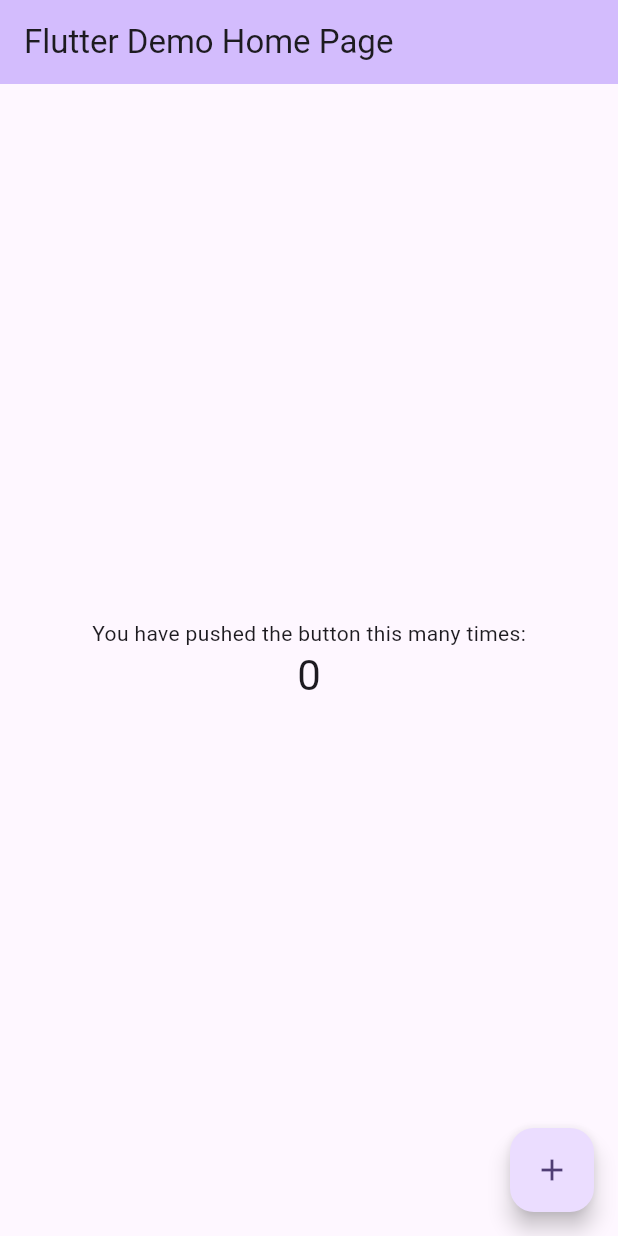
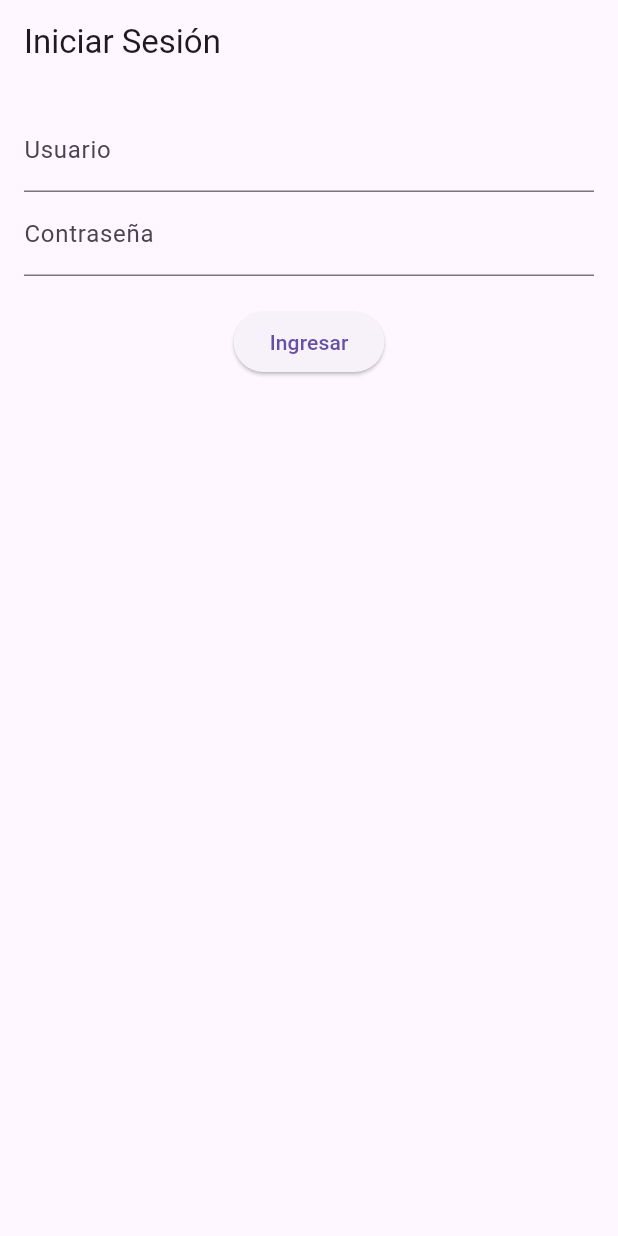
Before and after one commit to Pamplii17/TFG-GestorDeTareasMoodle, a Flutter app: the screen it shows after launch, on a phone screen of 412 x 824 dp. Run offline on Flutter 3.47's test engine with Material 3 defaults, Android fonts, the phone set to English and light mode, and no system bars.

Commit message:
Update Repository

```diff
--- /dev/null
+++ b/gestor_tareas_moodle/lib/app.dart
@@ -0,0 +1,19 @@
+import 'package:flutter/material.dart';
+import 'package:gestor_tareas_moodle/screens/login.dart';
+
+class MyApp extends StatelessWidget {
+  @override
+  Widget build(BuildContext context) {
+    return MaterialApp(
+      title: 'Gestor Tareas UBU',
+      theme: ThemeData(
+
+      ),
+      initialRoute: '/',
+      routes: {
+        '/': (context) => LoginScreen(),
+        //'/home': (context) => HomeScreen(),
+      },
+    );
+  }
+}
--- a/gestor_tareas_moodle/lib/main.dart
+++ b/gestor_tareas_moodle/lib/main.dart
@@ -1,125 +1,6 @@
 import 'package:flutter/material.dart';
+import 'package:gestor_tareas_moodle/app.dart';
 
 void main() {
-  runApp(const MyApp());
+  runApp(MyApp());
 }
-
-class MyApp extends StatelessWidget {
-  const MyApp({super.key});
-
-  // This widget is the root of your application.
-  @override
-  Widget build(BuildContext context) {
-    return MaterialApp(
-      title: 'Flutter Demo',
-      theme: ThemeData(
-        // This is the theme of your application.
-        //
-        // TRY THIS: Try running your application with "flutter run". You'll see
-        // the application has a purple toolbar. Then, without quitting the app,
-        // try changing the seedColor in the colorScheme below to Colors.green
-        // and then invoke "hot reload" (save your changes or press the "hot
-        // reload" button in a Flutter-supported IDE, or press "r" if you used
-        // the command line to start the app).
-        //
-        // Notice that the counter didn't reset back to zero; the application
-        // state is not lost during the reload. To reset the state, use hot
-        // restart instead.
-        //
-        // This works for code too, not just values: Most code changes can be
-        // tested with just a hot reload.
-        colorScheme: ColorScheme.fromSeed(seedColor: Colors.deepPurple),
-        useMaterial3: true,
-      ),
-      home: const MyHomePage(title: 'Flutter Demo Home Page'),
-    );
-  }
-}
-
-class MyHomePage extends StatefulWidget {
-  const MyHomePage({super.key, required this.title});
-
-  // This widget is the home page of your application. It is stateful, meaning
-  // that it has a State object (defined below) that contains fields that affect
-  // how it looks.
-
-  // This class is the configuration for the state. It holds the values (in this
-  // case the title) provided by the parent (in this case the App widget) and
-  // used by the build method of the State. Fields in a Widget subclass are
-  // always marked "final".
-
-  final String title;
-
-  @override
-  State<MyHomePage> createState() => _MyHomePageState();
-}
-
-class _MyHomePageState extends State<MyHomePage> {
-  int _counter = 0;
-
-  void _incrementCounter() {
-    setState(() {
-      // This call to setState tells the Flutter framework that something has
-      // changed in this State, which causes it to rerun the build method below
-      // so that the display can reflect the updated values. If we changed
-      // _counter without calling setState(), then the build method would not be
-      // called again, and so nothing would appear to happen.
-      _counter++;
-    });
-  }
-
-  @override
-  Widget build(BuildContext context) {
-    // This method is rerun every time setState is called, for instance as done
-    // by the _incrementCounter method above.
-    //
-    // The Flutter framework has been optimized to make rerunning build methods
-    // fast, so that you can just rebuild anything that needs updating rather
-    // than having to individually change instances of widgets.
-    return Scaffold(
-      appBar: AppBar(
-        // TRY THIS: Try changing the color here to a specific color (to
-        // Colors.amber, perhaps?) and trigger a hot reload to see the AppBar
-        // change color while the other colors stay the same.
-        backgroundColor: Theme.of(context).colorScheme.inversePrimary,
-        // Here we take the value from the MyHomePage object that was created by
-        // the App.build method, and use it to set our appbar title.
-        title: Text(widget.title),
-      ),
-      body: Center(
-        // Center is a layout widget. It takes a single child and positions it
-        // in the middle of the parent.
-        child: Column(
-          // Column is also a layout widget. It takes a list of children and
-          // arranges them vertically. By default, it sizes itself to fit its
-          // children horizontally, and tries to be as tall as its parent.
-          //
-          // Column has various properties to control how it sizes itself and
-          // how it positions its children. Here we use mainAxisAlignment to
-          // center the children vertically; the main axis here is the vertical
-          // axis because Columns are vertical (the cross axis would be
-          // horizontal).
-          //
-          // TRY THIS: Invoke "debug painting" (choose the "Toggle Debug Paint"
-          // action in the IDE, or press "p" in the console), to see the
-          // wireframe for each widget.
-          mainAxisAlignment: MainAxisAlignment.center,
-          children: <Widget>[
-            const Text(
-              'You have pushed the button this many times:',
-            ),
-            Text(
-              '$_counter',
-              style: Theme.of(context).textTheme.headlineMedium,
-            ),
-          ],
-        ),
-      ),
-      floatingActionButton: FloatingActionButton(
-        onPressed: _incrementCounter,
-        tooltip: 'Increment',
-        child: const Icon(Icons.add),
-      ), // This trailing comma makes auto-formatting nicer for build methods.
-    );
-  }
-}
--- /dev/null
+++ b/gestor_tareas_moodle/lib/screens/login.dart
@@ -0,0 +1,81 @@
+import 'package:flutter/material.dart';
+import 'package:gestor_tareas_moodle/services/moodle_api_service.dart';
+
+class LoginScreen extends StatefulWidget {
+  @override
+  _LoginScreenState createState() => _LoginScreenState();
+}
+
+class _LoginScreenState extends State<LoginScreen> {
+  final _usernameController = TextEditingController();
+  final _passwordController = TextEditingController();
+
+  bool _isLoading = false;
+  String? _errorMessage;
+
+  void _handleLogin() async {
+    setState(() {
+      _isLoading = true;
+      _errorMessage = null;
+    });
+
+    final username = _usernameController.text;
+    final password = _passwordController.text;
+
+    try {
+      bool success = await MoodleApiService.login(username, password);
+      if (success) {
+        Navigator.pushReplacementNamed(context, '/home');
+      } else {
+        setState(() {
+          _errorMessage = 'Usuario o contraseña inválidos';
+        });
+      }
+    } catch (e) {
+      setState(() {
+        _errorMessage = 'Error al iniciar sesión: $e';
+      });
+    } finally {
+      setState(() {
+        _isLoading = false;
+      });
+    }
+  }
+
+  @override
+  Widget build(BuildContext context) {
+    return Scaffold(
+      appBar: AppBar(
+        title: Text('Iniciar Sesión'),
+      ),
+      body: Padding(
+        padding: const EdgeInsets.all(16.0),
+        child: Column(
+          children: [
+            if (_errorMessage != null)
+              Text(
+                _errorMessage!,
+                style: TextStyle(color: Colors.red),
+              ),
+            TextField(
+              controller: _usernameController,
+              decoration: InputDecoration(labelText: 'Usuario'),
+            ),
+            TextField(
+              controller: _passwordController,
+              decoration: InputDecoration(labelText: 'Contraseña'),
+              obscureText: true,
+            ),
+            SizedBox(height: 20),
+            _isLoading
+              ? CircularProgressIndicator()
+              : ElevatedButton(
+                  onPressed: _handleLogin,
+                  child: Text('Ingresar'),
+                ),
+          ],
+        ),
+      ),
+    );
+  }
+}
--- /dev/null
+++ b/gestor_tareas_moodle/lib/utils/constants.dart
@@ -0,0 +1,2 @@
+const String MOODLE_URL = 'http://localhost/';
+const String MOODLE_SERVICE_NAME = 'moodle_mobile_app';
--- a/gestor_tareas_moodle/pubspec.yaml
+++ b/gestor_tareas_moodle/pubspec.yaml
@@ -31,10 +31,10 @@ dependencies:
   flutter:
     sdk: flutter
 
-
   # The following adds the Cupertino Icons font to your application.
   # Use with the CupertinoIcons class for iOS style icons.
   cupertino_icons: ^1.0.8
+  http: ^1.2.2
 
 dev_dependencies:
   flutter_test:
```
Also changed, not shown: gestor_tareas_moodle/lib/models/user_model.dart (added, +18 -0 lines), gestor_tareas_moodle/lib/screens/home_screen.dart (added, +15 -0 lines), gestor_tareas_moodle/lib/services/moodle_api_service.dart (added, +31 -0 lines), gestor_tareas_moodle/pubspec.lock.
